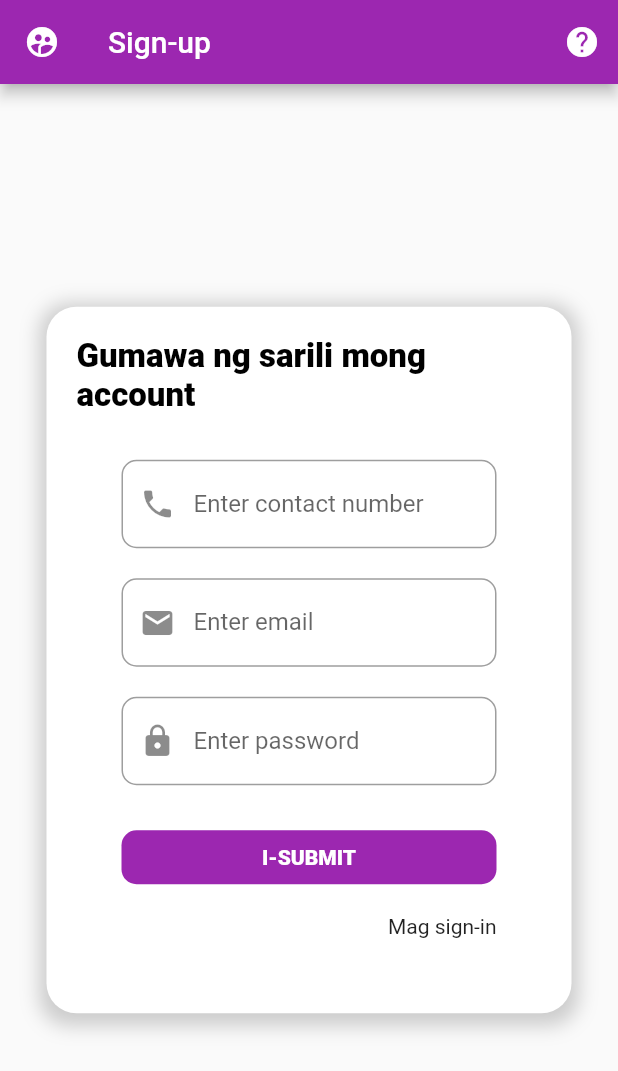
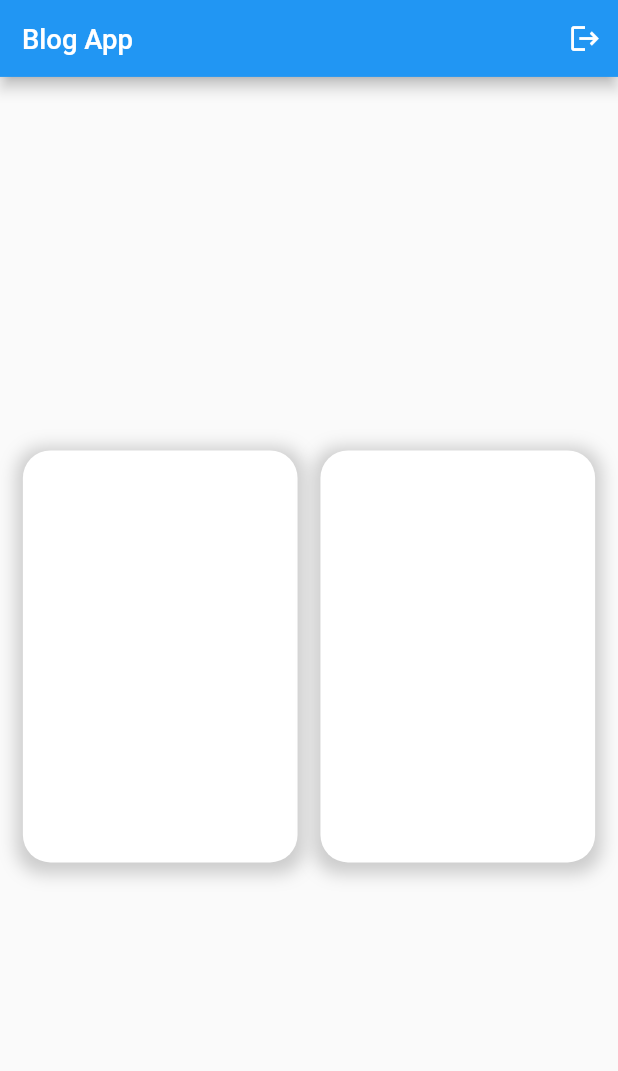
Before and after one commit to oppao/BlogApp, a Flutter app: the screen it shows after launch, on a phone screen of 412 x 824 dp. Shown: the top 1071 px of the screen. Run offline on Flutter 3.47's test engine with Material 2 defaults, Android fonts, the phone set to English and light mode, and no system bars; our stand-ins replace bloc, cloud_firestore, firebase_auth, firebase_core, flutter_bloc, responsive_framework; accounts and stored records are empty; Roboto replaces fonts that are missing (Manrope).

Commit message:
added changes

```diff
--- a/lib/main.dart
+++ b/lib/main.dart
@@ -1,35 +1,59 @@
+import 'package:blog_app/screens/bloc/signin/signin_bloc.dart';
+import 'package:blog_app/screens/bloc/signup/signup_bloc.dart';
+import 'package:blog_app/screens/main_screen/main_screen.dart';
+import 'package:blog_app/screens/signin/signin.dart';
 import 'package:blog_app/screens/signup/signup.dart';
+import 'package:firebase_core/firebase_core.dart';
 import 'package:flutter/material.dart';
+import 'package:flutter_bloc/flutter_bloc.dart';
 import 'package:responsive_framework/responsive_framework.dart';
 
-void main() {
+void main() async {
+  WidgetsFlutterBinding.ensureInitialized();
+  await Firebase.initializeApp();
   runApp(MyApp());
 }
 
 class MyApp extends StatelessWidget {
   @override
   Widget build(BuildContext context) {
-    return MaterialApp(
-      // builder: (context, widget) => ResponsiveWrapper.builder(
-      //   BouncingScrollWrapper.builder(context, widget),
-      //   maxWidth: 1200,
-      //   minWidth: 450,
-      //   defaultScale: true,
-      //   breakpoints: [
-      //     ResponsiveBreakpoint.resize(450, name: MOBILE),
-      //     ResponsiveBreakpoint.autoScale(800, name: TABLET),
-      //     ResponsiveBreakpoint.autoScale(1000, name: TABLET),
-      //     ResponsiveBreakpoint.resize(1200, name: DESKTOP),
-      //     ResponsiveBreakpoint.autoScale(2460, name: "4K"),
-      //   ],
-      // ),
-      debugShowCheckedModeBanner: false,
-      title: 'Blog App',
-      theme: ThemeData(
-        primarySwatch: Colors.blue,
-        visualDensity: VisualDensity.adaptivePlatformDensity,
+    return MultiBlocProvider(
+      providers: [
+        BlocProvider<SignupBloc>(
+          create: (BuildContext context) => SignupBloc(),
+        ),
+        BlocProvider<SigninBloc>(
+          create: (BuildContext context) => SigninBloc(),
+        ),
+      ],
+      child: MaterialApp(
+        initialRoute: '/',
+        routes: {
+          '/signup': (context) => SignUp(),
+          '/signin': (context) => SignIn(),
+          '/mainscreen': (context) => MainScreen(),
+        },
+        builder: (context, widget) => ResponsiveWrapper.builder(
+          BouncingScrollWrapper.builder(context, widget),
+          maxWidth: 1200,
+          minWidth: 450,
+          defaultScale: true,
+          breakpoints: [
+            ResponsiveBreakpoint.resize(450, name: MOBILE),
+            ResponsiveBreakpoint.autoScale(800, name: TABLET),
+            ResponsiveBreakpoint.autoScale(1000, name: TABLET),
+            ResponsiveBreakpoint.resize(1200, name: DESKTOP),
+            ResponsiveBreakpoint.autoScale(2460, name: "4K"),
+          ],
+        ),
+        debugShowCheckedModeBanner: false,
+        title: 'Blog App',
+        theme: ThemeData(
+          primarySwatch: Colors.blue,
+          visualDensity: VisualDensity.adaptivePlatformDensity,
+        ),
+        home: MainScreen(),
       ),
-      home: SignUp(),
     );
   }
 }
--- /dev/null
+++ b/lib/screens/bloc/create_blog/create_blog_bloc.dart
@@ -0,0 +1,18 @@
+import 'dart:async';
+
+import 'package:bloc/bloc.dart';
+import 'package:meta/meta.dart';
+
+part 'create_blog_event.dart';
+part 'create_blog_state.dart';
+
+class CreateBlogBloc extends Bloc<CreateBlogEvent, CreateBlogState> {
+  CreateBlogBloc() : super(CreateBlogInitial());
+
+  @override
+  Stream<CreateBlogState> mapEventToState(
+    CreateBlogEvent event,
+  ) async* {
+    // TODO: implement mapEventToState
+  }
+}
--- /dev/null
+++ b/lib/screens/bloc/create_blog/create_blog_event.dart
@@ -0,0 +1,4 @@
+part of 'create_blog_bloc.dart';
+
+@immutable
+abstract class CreateBlogEvent {}
--- /dev/null
+++ b/lib/screens/bloc/create_blog/create_blog_state.dart
@@ -0,0 +1,6 @@
+part of 'create_blog_bloc.dart';
+
+@immutable
+abstract class CreateBlogState {}
+
+class CreateBlogInitial extends CreateBlogState {}
--- /dev/null
+++ b/lib/screens/bloc/delete_blog/delete_blog_bloc.dart
@@ -0,0 +1,18 @@
+import 'dart:async';
+
+import 'package:bloc/bloc.dart';
+import 'package:meta/meta.dart';
+
+part 'delete_blog_event.dart';
+part 'delete_blog_state.dart';
+
+class DeleteBlogBloc extends Bloc<DeleteBlogEvent, DeleteBlogState> {
+  DeleteBlogBloc() : super(DeleteBlogInitial());
+
+  @override
+  Stream<DeleteBlogState> mapEventToState(
+    DeleteBlogEvent event,
+  ) async* {
+    // TODO: implement mapEventToState
+  }
+}
--- /dev/null
+++ b/lib/screens/bloc/delete_blog/delete_blog_event.dart
@@ -0,0 +1,4 @@
+part of 'delete_blog_bloc.dart';
+
+@immutable
+abstract class DeleteBlogEvent {}
--- /dev/null
+++ b/lib/screens/bloc/delete_blog/delete_blog_state.dart
@@ -0,0 +1,6 @@
+part of 'delete_blog_bloc.dart';
+
+@immutable
+abstract class DeleteBlogState {}
+
+class DeleteBlogInitial extends DeleteBlogState {}
--- /dev/null
+++ b/lib/screens/bloc/signin/signin_event.dart
@@ -0,0 +1,10 @@
+part of 'signin_bloc.dart';
+
+@immutable
+abstract class SigninEvent {}
+
+class Submit extends SigninEvent {
+  final String email, password;
+
+  Submit({this.email, this.password});
+}
--- /dev/null
+++ b/lib/screens/bloc/signin/signin_state.dart
@@ -0,0 +1,24 @@
+part of 'signin_bloc.dart';
+
+@immutable
+abstract class SigninState {}
+
+class SigninInitial extends SigninState {}
+
+class SigninLoading extends SigninState {
+  final String loadingMessage;
+
+  SigninLoading({this.loadingMessage});
+}
+
+class SigninSubmit extends SigninState {
+  final String submitMessage;
+
+  SigninSubmit({this.submitMessage});
+}
+
+class SigninError extends SigninState {
+  final String errorMessage;
+
+  SigninError({this.errorMessage});
+}
--- /dev/null
+++ b/lib/screens/bloc/signup/signup_event.dart
@@ -0,0 +1,10 @@
+part of 'signup_bloc.dart';
+
+@immutable
+abstract class SignupEvent {}
+
+class CreateAccount extends SignupEvent {
+  final String email, password;
+
+  CreateAccount({this.email, this.password});
+}
--- /dev/null
+++ b/lib/screens/bloc/signup/signup_state.dart
@@ -0,0 +1,24 @@
+part of 'signup_bloc.dart';
+
+@immutable
+abstract class SignupState {}
+
+class SignupInitial extends SignupState {}
+
+class SignupLoading extends SignupState {
+  final String loadingMessage;
+
+  SignupLoading({this.loadingMessage});
+}
+
+class SignupDone extends SignupState {
+  final String doneMessage;
+
+  SignupDone({this.doneMessage});
+}
+
+class SignupError extends SignupState {
+  final String errorMessage;
+
+  SignupError({this.errorMessage});
+}
--- /dev/null
+++ b/lib/screens/bloc/update_blog/update_blog_bloc.dart
@@ -0,0 +1,18 @@
+import 'dart:async';
+
+import 'package:bloc/bloc.dart';
+import 'package:meta/meta.dart';
+
+part 'update_blog_event.dart';
+part 'update_blog_state.dart';
+
+class UpdateBlogBloc extends Bloc<UpdateBlogEvent, UpdateBlogState> {
+  UpdateBlogBloc() : super(UpdateBlogInitial());
+
+  @override
+  Stream<UpdateBlogState> mapEventToState(
+    UpdateBlogEvent event,
+  ) async* {
+    // TODO: implement mapEventToState
+  }
+}
--- /dev/null
+++ b/lib/screens/bloc/update_blog/update_blog_event.dart
@@ -0,0 +1,4 @@
+part of 'update_blog_bloc.dart';
+
+@immutable
+abstract class UpdateBlogEvent {}
--- /dev/null
+++ b/lib/screens/bloc/update_blog/update_blog_state.dart
@@ -0,0 +1,6 @@
+part of 'update_blog_bloc.dart';
+
+@immutable
+abstract class UpdateBlogState {}
+
+class UpdateBlogInitial extends UpdateBlogState {}
--- /dev/null
+++ b/lib/screens/main_screen/main_screen.dart
@@ -0,0 +1,91 @@
+import 'package:blog_app/constants/style.dart';
+import 'package:cloud_firestore/cloud_firestore.dart';
+import 'package:flutter/material.dart';
+
+class MainScreen extends StatefulWidget {
+  @override
+  _MainScreenState createState() => _MainScreenState();
+}
+
+class _MainScreenState extends State<MainScreen> {
+  @override
+  Widget build(BuildContext context) {
+    return Scaffold(
+      appBar: AppBar(
+        title: Text('Blog App'),
+        actions: [IconButton(icon: Icon(Icons.logout), onPressed: () {})],
+      ),
+      body: Center(
+        child: Row(
+          crossAxisAlignment: CrossAxisAlignment.center,
+          mainAxisAlignment: MainAxisAlignment.spaceEvenly,
+          children: [
+            Customize_Container(),
+            Customize_Container(),
+          ],
+        ),
+      ),
+    );
+  }
+}
+
+class Customize_Container extends StatelessWidget {
+  const Customize_Container({
+    Key key,
+  }) : super(key: key);
+
+  @override
+  Widget build(BuildContext context) {
+    return Container(
+      width: 200,
+      height: 300,
+      decoration: BoxDecoration(
+          color: Colors.white,
+          borderRadius: BorderRadius.all(
+            Radius.circular(20),
+          ),
+          boxShadow: [
+            BoxShadow(
+              color: Colors.grey.withOpacity(0.5),
+              spreadRadius: 5,
+              blurRadius: 10,
+              offset: Offset(0, 3), // changes position of shadow
+            )
+          ]),
+    );
+  }
+}
+
+//create
+createBlog() async {
+  try {
+    final blogRef = FirebaseFirestore.instance.collection('blog');
+    await blogRef
+        .doc("sdsffsdff")
+        .set({"title": "fdggffdg", "body": "fgdsgfdgd", "author": "fdsfdff"});
+  } catch (e) {
+    print(e);
+  }
+}
+
+//update
+updateBlog() async {
+  try {
+    final blogRef = FirebaseFirestore.instance.collection('blog');
+    await blogRef
+        .doc("sdsffsdff")
+        .update({"title": "yow", "body": "fgdsgfdgd", "author": "fdsfdff"});
+  } catch (e) {
+    print(e);
+  }
+}
+
+//delete
+deleteBlog() async {
+  try {
+    final blogRef = FirebaseFirestore.instance.collection('blog');
+    await blogRef.doc("sdsffsdff").delete();
+  } catch (e) {
+    print(e);
+  }
+}
--- a/lib/screens/signup/signup.dart
+++ b/lib/screens/signup/signup.dart
@@ -1,6 +1,7 @@
 import 'package:blog_app/constants/style.dart';
-import 'package:blog_app/screens/signin/signin.dart';
+import 'package:blog_app/screens/bloc/signup/signup_bloc.dart';
 import 'package:flutter/material.dart';
+import 'package:flutter_bloc/flutter_bloc.dart';
 
 class SignUp extends StatefulWidget {
   SignUp({Key key}) : super(key: key);
@@ -10,10 +11,7 @@ class SignUp extends StatefulWidget {
 }
 
 class _SignUpState extends State<SignUp> {
-  TextEditingController userCtrl = TextEditingController();
-  TextEditingController emailCtrl = TextEditingController();
-  TextEditingController passwordCtrl = TextEditingController();
-  TextEditingController contactCtrl = TextEditingController();
+  String email, password;
 
   @override
   Widget build(BuildContext context) {
@@ -61,27 +59,13 @@ class _SignUpState extends State<SignUp> {
                       child: Container(
                         child: Column(
                           children: [
-                              TextFormField(
-                                controller: contactCtrl,
-                                decoration: InputDecoration(
-                                    prefixIcon: Icon(
-                                      Icons.phone,
-                                    ),
-                                    border: OutlineInputBorder(
-                                      borderSide:
-                                          BorderSide(color: Colors.grey),
-                                      borderRadius: BorderRadius.all(
-                                        Radius.circular(10),
-                                      ),
-                                    ),
-                                    labelText: 'Enter contact number',
-                                    hintText: '+630000000000'),
-                              ),
                             SizedBox(
                               height: 20,
                             ),
                             TextFormField(
-                                controller: emailCtrl,
+                              onChanged: (value) {
+                                email = value;
+                              },
                               decoration: InputDecoration(
                                 prefixIcon: Icon(
                                   Icons.email,
@@ -99,7 +83,9 @@ class _SignUpState extends State<SignUp> {
                               height: 20,
                             ),
                             TextFormField(
-                                controller: passwordCtrl,
+                              onChanged: (value) {
+                                password = value;
+                              },
                               obscureText: true,
                               decoration: InputDecoration(
                                 prefixIcon: Icon(
@@ -117,8 +103,32 @@ class _SignUpState extends State<SignUp> {
                             SizedBox(
                               height: 30,
                             ),
+                            BlocBuilder<SignupBloc, SignupState>(
+                              builder: (context, state) {
+                                if (state is SignupLoading) {
+                                  return Column(
+                                    children: [
+                                      CircularProgressIndicator(),
+                                      Text('Please wait...'),
+                                    ],
+                                  );
+                                } else if (state is SignupDone) {
+                                  Navigator.pushNamed(context, '/signin');
+
+                                  return Text('${state.doneMessage}');
+                                } else if (state is SignupError) {
+                                  return Text('${state.errorMessage}');
+                                }
+                                return (Text(''));
+                              },
+                            ),
                             InkWell(
-                                onTap: () {},
+                              onTap: () {
+                                BlocProvider.of<SignupBloc>(context).add(
+                                  CreateAccount(
+                                      email: email, password: password),
+                                );
+                              },
                               child: Container(
                                 width: double.infinity,
                                 decoration: BoxDecoration(
@@ -140,11 +150,8 @@ class _SignUpState extends State<SignUp> {
                             ),
                             SizedBox(height: 20),
                             InkWell(
-                                onTap: () => Navigator.of(context).push(
-                                  MaterialPageRoute(
-                                    builder: (_) => SignIn(),
-                                  ),
-                                ),
+                              onTap: () =>
+                                  Navigator.popAndPushNamed(context, '/signin'),
                               child: Align(
                                 alignment: Alignment.bottomRight,
                                 child: Text('Mag sign-in'),
@@ -160,6 +167,7 @@ class _SignUpState extends State<SignUp> {
             ),
           ),
         ),
-        ));
+      ),
+    );
   }
 }
--- a/pubspec.yaml
+++ b/pubspec.yaml
@@ -29,6 +29,12 @@ dependencies:
   # Use with the CupertinoIcons class for iOS style icons.
   cupertino_icons: ^0.1.3
   responsive_framework: ^0.0.14
+  firebase_core: ^0.5.3
+  firebase_auth: ^0.18.4+1
+  cloud_firestore: ^0.14.4
+  flutter_bloc: ^6.1.1
+  toast: ^0.1.5
+  page_transition: "^1.1.7+2"
 
 
 dev_dependencies:
```
Also changed, not shown: lib/screens/bloc/signin/signin_bloc.dart (added, +40 -0 lines), lib/screens/bloc/signup/signup_bloc.dart (added, +46 -0 lines), lib/screens/signin/signin.dart (+48 -29 lines), pubspec.lock, 3 other files. Lines whose indentation alone changed are shown as unchanged.
